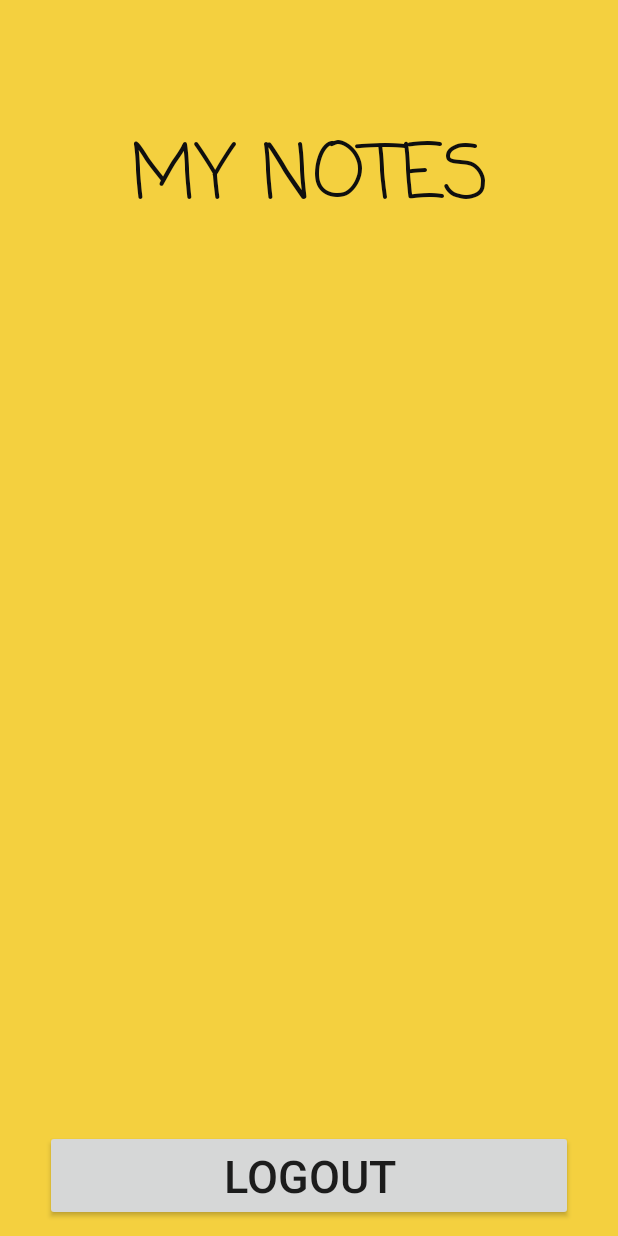
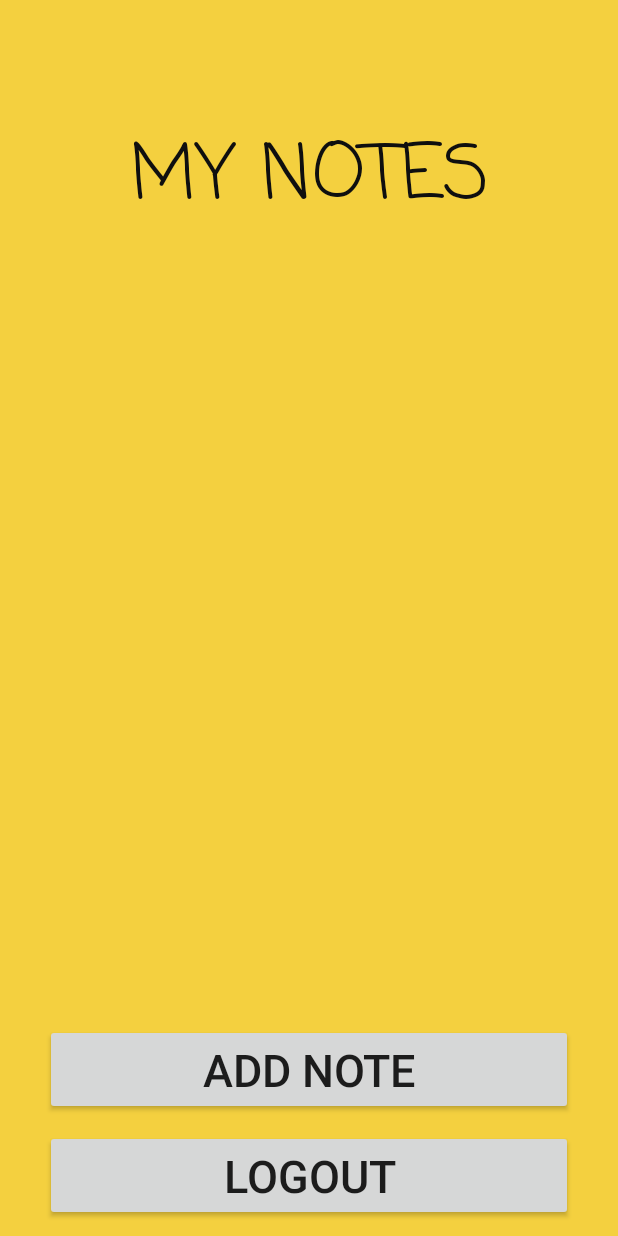
Before and after one commit to mihiraggarwal/noteapp, an Android app: the layout activity_view_notes.xml on its own in the app's theme, with its tools: preview values and no code run, on a phone screen of 412 x 824 dp. Run offline under Robolectric (Android 15) with nearby library versions, the phone set to English and light mode, and no system bars.

Commit message:
In Progress

```diff
--- a/MyApplicationreal/app/src/main/java/com/example/mihiraggarwal/myapplicationreal/MainActivity.java
+++ b/MyApplicationreal/app/src/main/java/com/example/mihiraggarwal/myapplicationreal/MainActivity.java
@@ -22,6 +22,10 @@ public class MainActivity extends AppCompatActivity {
         super.onCreate(savedInstanceState);
         setContentView(R.layout.activity_main);
         mAuth=FirebaseAuth.getInstance();
+        FirebaseUser user=mAuth.getCurrentUser();
+        if (user!=null){
+            startActivity(new Intent(MainActivity.this,ViewNotes.class));
+        }
     }
     public void signUp(View view){
         EditText emailet=findViewById(R.id.emailAddress_edit);
@@ -58,7 +62,7 @@ public class MainActivity extends AppCompatActivity {
                             // Successful sign in. Update the UI with the user's information
                             FirebaseUser user=mAuth.getCurrentUser();
                             Toast.makeText(MainActivity.this, "Sign in successful", Toast.LENGTH_SHORT).show();
-                            startActivity(new Intent(MainActivity.this,AddTask.class));
+                            startActivity(new Intent(MainActivity.this,ViewNotes.class));
                         } else  {
                             // Failed sign in. Display a message to the user regarding the same
                             Toast.makeText(MainActivity.this, task.getException().toString(), Toast.LENGTH_SHORT).show();
--- a/MyApplicationreal/app/src/main/java/com/example/mihiraggarwal/myapplicationreal/ViewNotes.java
+++ b/MyApplicationreal/app/src/main/java/com/example/mihiraggarwal/myapplicationreal/ViewNotes.java
@@ -4,6 +4,7 @@ import android.content.Intent;
 import android.support.v7.app.AppCompatActivity;
 import android.os.Bundle;
 import android.view.View;
+import android.widget.Toast;
 
 import com.google.firebase.auth.FirebaseAuth;
 
@@ -13,10 +14,12 @@ public class ViewNotes extends AppCompatActivity {
     protected void onCreate(Bundle savedInstanceState) {
         super.onCreate(savedInstanceState);
         setContentView(R.layout.activity_view_notes);
+        mAuth=FirebaseAuth.getInstance();
     }
 
     public void logout(View view) {
         mAuth.signOut();
+        Toast.makeText(this, "Logout successful", Toast.LENGTH_SHORT).show();
         startActivity(new Intent(ViewNotes.this,MainActivity.class));
     }
 }
--- a/MyApplicationreal/app/src/main/res/layout/activity_view_notes.xml
+++ b/MyApplicationreal/app/src/main/res/layout/activity_view_notes.xml
@@ -29,4 +29,16 @@
         android:layout_marginBottom="10dp"
         android:onClick="logout"
         />
+    <Button
+        android:layout_width="match_parent"
+        android:layout_height="wrap_content"
+        android:text="ADD NOTE"
+        android:id="@+id/addNote_button"
+        android:layout_above="@id/logout_button"
+        android:textSize="30dp"
+        android:layout_marginRight="30dp"
+        android:layout_marginLeft="30dp"
+        android:layout_marginBottom="10dp"
+        android:onClick="logout"
+        />
 </RelativeLayout>
```
